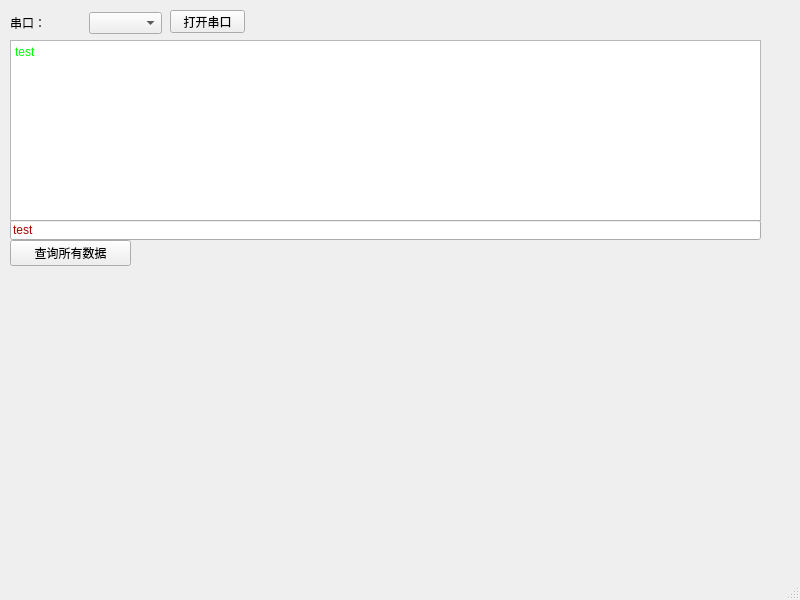
The window that uartui_qt.ui (feifeishannon/python) describes before a commit, drawn with Qt 5.
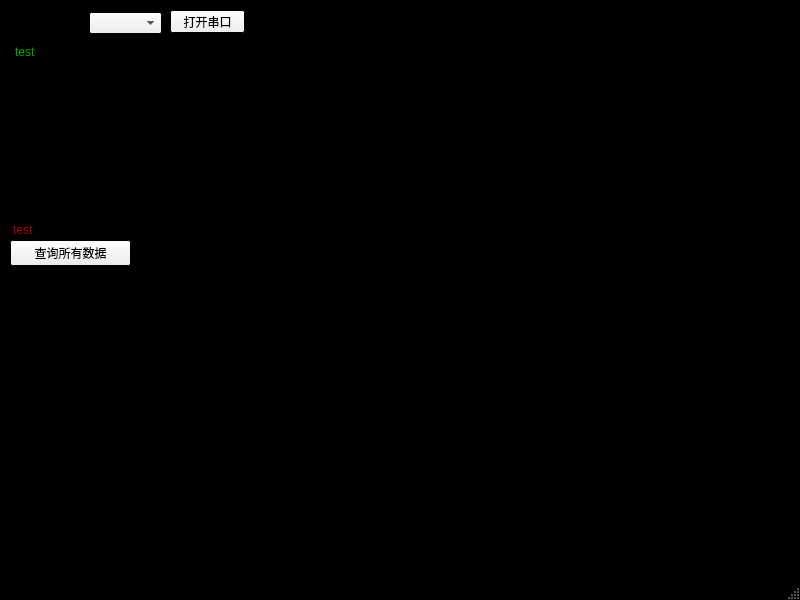
The same window after the commit.

```diff
--- a/uartui_qt.ui
+++ b/uartui_qt.ui
@@ -10,6 +10,70 @@
     <height>600</height>
    </rect>
   </property>
+  <property name="palette">
+   <palette>
+    <active>
+     <colorrole role="Base">
+      <brush brushstyle="SolidPattern">
+       <color alpha="255">
+        <red>0</red>
+        <green>0</green>
+        <blue>0</blue>
+       </color>
+      </brush>
+     </colorrole>
+     <colorrole role="Window">
+      <brush brushstyle="SolidPattern">
+       <color alpha="255">
+        <red>0</red>
+        <green>0</green>
+        <blue>0</blue>
+       </color>
+      </brush>
+     </colorrole>
+    </active>
+    <inactive>
+     <colorrole role="Base">
+      <brush brushstyle="SolidPattern">
+       <color alpha="255">
+        <red>0</red>
+        <green>0</green>
+        <blue>0</blue>
+       </color>
+      </brush>
+     </colorrole>
+     <colorrole role="Window">
+      <brush brushstyle="SolidPattern">
+       <color alpha="255">
+        <red>0</red>
+        <green>0</green>
+        <blue>0</blue>
+       </color>
+      </brush>
+     </colorrole>
+    </inactive>
+    <disabled>
+     <colorrole role="Base">
+      <brush brushstyle="SolidPattern">
+       <color alpha="255">
+        <red>0</red>
+        <green>0</green>
+        <blue>0</blue>
+       </color>
+      </brush>
+     </colorrole>
+     <colorrole role="Window">
+      <brush brushstyle="SolidPattern">
+       <color alpha="255">
+        <red>0</red>
+        <green>0</green>
+        <blue>0</blue>
+       </color>
+      </brush>
+     </colorrole>
+    </disabled>
+   </palette>
+  </property>
   <property name="windowTitle">
    <string>MainWindow</string>
   </property>
@@ -39,7 +103,7 @@
         <brush brushstyle="SolidPattern">
          <color alpha="255">
           <red>0</red>
-          <green>255</green>
+          <green>170</green>
           <blue>0</blue>
          </color>
         </brush>
@@ -68,7 +132,7 @@
         <brush brushstyle="SolidPattern">
          <color alpha="255">
           <red>0</red>
-          <green>255</green>
+          <green>170</green>
           <blue>0</blue>
          </color>
         </brush>
@@ -114,11 +178,16 @@
       </disabled>
      </palette>
     </property>
+    <property name="font">
+     <font>
+      <pointsize>12</pointsize>
+     </font>
+    </property>
     <property name="html">
      <string>&lt;!DOCTYPE HTML PUBLIC &quot;-//W3C//DTD HTML 4.0//EN&quot; &quot;http://www.w3.org/TR/REC-html40/strict.dtd&quot;&gt;
 &lt;html&gt;&lt;head&gt;&lt;meta name=&quot;qrichtext&quot; content=&quot;1&quot; /&gt;&lt;style type=&quot;text/css&quot;&gt;
 p, li { white-space: pre-wrap; }
-&lt;/style&gt;&lt;/head&gt;&lt;body style=&quot; font-family:'SimSun'; font-size:13.5pt; font-weight:400; font-style:normal;&quot;&gt;
+&lt;/style&gt;&lt;/head&gt;&lt;body style=&quot; font-family:'SimSun'; font-size:12pt; font-weight:400; font-style:normal;&quot;&gt;
 &lt;p style=&quot; margin-top:0px; margin-bottom:0px; margin-left:0px; margin-right:0px; -qt-block-indent:0; text-indent:0px;&quot;&gt;&lt;span style=&quot; font-size:9pt;&quot;&gt;test&lt;/span&gt;&lt;/p&gt;&lt;/body&gt;&lt;/html&gt;</string>
     </property>
    </widget>
@@ -278,6 +347,97 @@
     <layout class="QHBoxLayout" name="horizontalLayout">
      <item>
       <widget class="QLabel" name="label">
+       <property name="palette">
+        <palette>
+         <active>
+          <colorrole role="WindowText">
+           <brush brushstyle="SolidPattern">
+            <color alpha="255">
+             <red>255</red>
+             <green>170</green>
+             <blue>127</blue>
+            </color>
+           </brush>
+          </colorrole>
+          <colorrole role="Text">
+           <brush brushstyle="SolidPattern">
+            <color alpha="255">
+             <red>255</red>
+             <green>170</green>
+             <blue>127</blue>
+            </color>
+           </brush>
+          </colorrole>
+          <colorrole role="PlaceholderText">
+           <brush brushstyle="SolidPattern">
+            <color alpha="128">
+             <red>255</red>
+             <green>170</green>
+             <blue>127</blue>
+            </color>
+           </brush>
+          </colorrole>
+         </active>
+         <inactive>
+          <colorrole role="WindowText">
+           <brush brushstyle="SolidPattern">
+            <color alpha="255">
+             <red>0</red>
+             <green>0</green>
+             <blue>0</blue>
+            </color>
+           </brush>
+          </colorrole>
+          <colorrole role="Text">
+           <brush brushstyle="SolidPattern">
+            <color alpha="255">
+             <red>255</red>
+             <green>170</green>
+             <blue>127</blue>
+            </color>
+           </brush>
+          </colorrole>
+          <colorrole role="PlaceholderText">
+           <brush brushstyle="SolidPattern">
+            <color alpha="128">
+             <red>255</red>
+             <green>170</green>
+             <blue>127</blue>
+            </color>
+           </brush>
+          </colorrole>
+         </inactive>
+         <disabled>
+          <colorrole role="WindowText">
+           <brush brushstyle="SolidPattern">
+            <color alpha="255">
+             <red>120</red>
+             <green>120</green>
+             <blue>120</blue>
+            </color>
+           </brush>
+          </colorrole>
+          <colorrole role="Text">
+           <brush brushstyle="SolidPattern">
+            <color alpha="255">
+             <red>120</red>
+             <green>120</green>
+             <blue>120</blue>
+            </color>
+           </brush>
+          </colorrole>
+          <colorrole role="PlaceholderText">
+           <brush brushstyle="SolidPattern">
+            <color alpha="128">
+             <red>0</red>
+             <green>0</green>
+             <blue>0</blue>
+            </color>
+           </brush>
+          </colorrole>
+         </disabled>
+        </palette>
+       </property>
        <property name="text">
         <string>串口：</string>
        </property>
```
